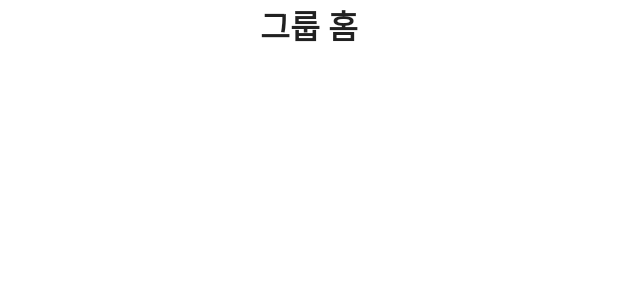
After one commit to EoJin-Kim/AboutMe_Android, an Android app: the layout fragment_my_group.xml on its own in the app's theme, with its tools: preview values and no code run, on a phone screen of 412 x 824 dp. The commit adds this screen. Shown: the top 300 px of the screen. Run offline under Robolectric (Android 15) with nearby library versions, the phone set to English and light mode, and no system bars.

Commit message:
Feat: Fragment 생성

```diff
--- /dev/null
+++ b/app/src/main/res/layout/fragment_my_group.xml
@@ -0,0 +1,17 @@
+<?xml version="1.0" encoding="utf-8"?>
+<FrameLayout xmlns:android="http://schemas.android.com/apk/res/android"
+    xmlns:tools="http://schemas.android.com/tools"
+    android:layout_width="match_parent"
+    android:layout_height="match_parent"
+    tools:context=".fragment.MyGroupFragment">
+
+    <!-- TODO: Update blank fragment layout -->
+    <TextView
+        android:layout_width="match_parent"
+        android:layout_height="match_parent"
+        android:text="그룹 홈"
+        android:textAlignment="center"
+        android:textAppearance="@style/TextAppearance.AppCompat.Large"
+        android:textStyle="bold" />
+
+</FrameLayout>
--- a/app/src/main/res/values/strings.xml
+++ b/app/src/main/res/values/strings.xml
@@ -1,3 +1,5 @@
 <resources>
     <string name="app_name">AboutMe</string>
+    <!-- TODO: Remove or change this placeholder text -->
+    <string name="hello_blank_fragment">Hello blank fragment</string>
 </resources>
```
Also changed, not shown: app/src/main/java/com/ej/aboutme/fragment/MyGroupFragment.kt (added, +28 -0 lines), app/src/main/java/com/ej/aboutme/fragment/MyHomeFragment.kt (added, +28 -0 lines), app/src/main/res/layout/fragment_my_home.xml (added, +16 -0 lines).
